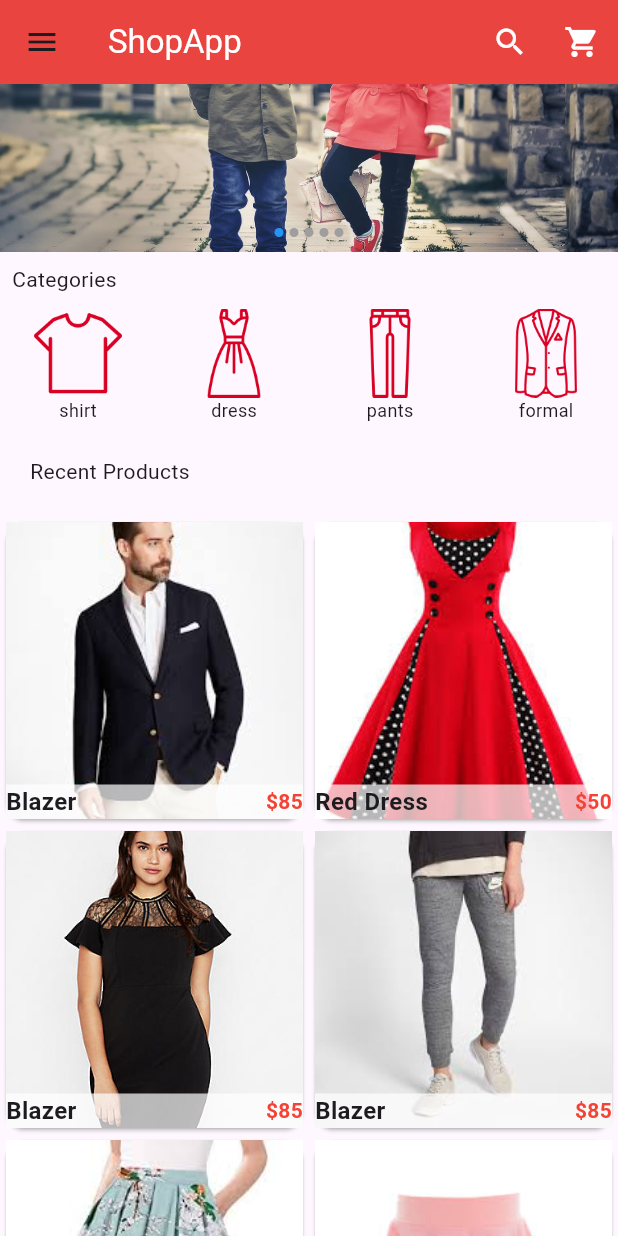
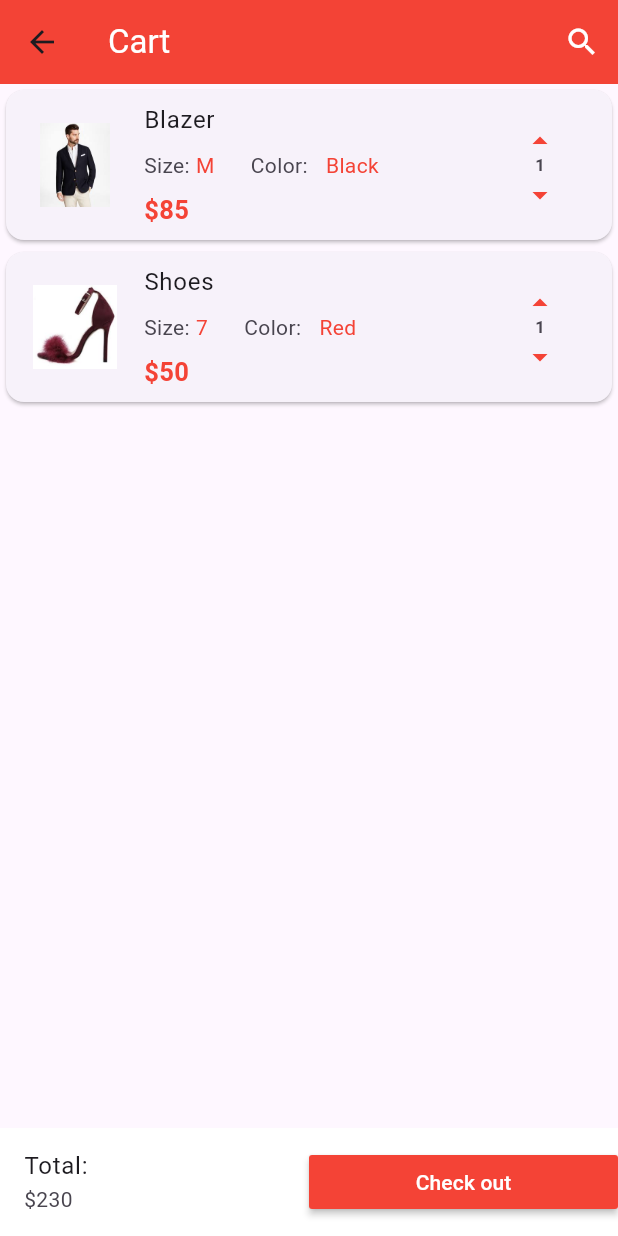
Before and after one commit to lesacIT/my_shop, a Flutter app: the screen it shows after launch, scrolled down 88 dp, after a tap on the "shopping cart" icon, on a phone screen of 412 x 824 dp. Run offline on Flutter 3.47's test engine with Material 3 defaults, Android fonts, the phone set to English and light mode, and no system bars; drawn by our look-alikes of flutter_image_slideshow.

Commit message:
update page main +product details+car

```diff
--- /dev/null
+++ b/lib/components/cart_products.dart
@@ -0,0 +1,139 @@
+import 'package:flutter/material.dart';
+
+class Cart_products extends StatefulWidget {
+  @override
+  __Cart_productsState createState() => __Cart_productsState();
+}
+
+class __Cart_productsState extends State<Cart_products> {
+  var Products_on_the_cart = [
+    {
+      "name": "Blazer",
+      "picture": "images/products/blazer1.jpeg",
+      "price": 85,
+      "size": "M",
+      "color": "Black",
+      "quantity": 1,
+    },
+    {
+      "name": "Shoes",
+      "picture": "images/products/hills1.jpeg",
+      "price": 50,
+      "size": "7",
+      "color": "Red",
+      "quantity": 1,
+    },
+  ];
+
+  @override
+  Widget build(BuildContext context) {
+    return new ListView.builder(
+      itemCount: Products_on_the_cart.length,
+      itemBuilder: (context, index) {
+        return Single_cart_product(
+          cart_prod_name: Products_on_the_cart[index]["name"],
+          cart_prod_color: Products_on_the_cart[index]["color"],
+          cart_prod_qty: Products_on_the_cart[index]["quantity"],
+          cart_prod_size: Products_on_the_cart[index]["size"],
+          cart_prod_price: Products_on_the_cart[index]["price"],
+          cart_prod_picture: Products_on_the_cart[index]["picture"],
+        );
+      },
+    );
+  }
+}
+
+class Single_cart_product extends StatelessWidget {
+  final cart_prod_name;
+  final cart_prod_picture;
+  final cart_prod_price;
+  final cart_prod_size;
+  final cart_prod_color;
+  final cart_prod_qty;
+
+  Single_cart_product({
+    this.cart_prod_name,
+    this.cart_prod_picture,
+    this.cart_prod_price,
+    this.cart_prod_size,
+    this.cart_prod_color,
+    this.cart_prod_qty,
+  });
+
+  @override
+  Widget build(BuildContext context) {
+    return Card(
+      child: ListTile(
+        leading: new Image.asset(
+          cart_prod_picture,
+          width: 60.0,
+          height: 60.0,
+        ),
+        title: new Text(cart_prod_name),
+        subtitle: new Column(
+          children: <Widget>[
+            new Row(
+              children: <Widget>[
+                Padding(
+                  padding: const EdgeInsets.all(0.0),
+                  child: new Text("Size:"),
+                ),
+                Padding(
+                  padding: const EdgeInsets.all(4.0),
+                  child: new Text(
+                    cart_prod_size,
+                    style: TextStyle(color: Colors.red),
+                  ),
+                ),
+                new Padding(
+                  padding: const EdgeInsets.fromLTRB(20.0, 8.0, 8.0, 8.0),
+                  child: new Text("Color:"),
+                ),
+                Padding(
+                  padding: const EdgeInsets.all(4.0),
+                  child: new Text(
+                    cart_prod_color,
+                    style: TextStyle(color: Colors.red),
+                  ),
+                ),
+              ],
+            ),
+            new Container(
+              alignment: Alignment.topLeft,
+              child: new Text(
+                "\$${cart_prod_price}",
+                style: TextStyle(
+                    fontSize: 17.0,
+                    fontWeight: FontWeight.bold,
+                    color: Colors.red),
+              ),
+            )
+          ],
+        ),
+        trailing: new Column(
+          children: <Widget>[
+            Expanded(
+              child: new IconButton(
+                onPressed: () {},
+                icon: Icon(Icons.arrow_drop_up, color: Colors.red),
+                padding: const EdgeInsets.all(0.0),
+                alignment: Alignment.topCenter,
+              ),
+            ),
+            new Text(
+              "$cart_prod_qty",
+              style: TextStyle(fontWeight: FontWeight.bold),
+            ),
+            Expanded(
+                child: new IconButton(
+              onPressed: () {},
+              icon: Icon(Icons.arrow_drop_down, color: Colors.red),
+              padding: const EdgeInsets.all(0.0),
+              alignment: Alignment.bottomCenter,
+            )),
+          ],
+        ),
+      ),
+    );
+  }
+}
--- a/lib/components/products.dart
+++ b/lib/components/products.dart
@@ -82,7 +82,7 @@ class Single_prod extends StatelessWidget {
   Widget build(BuildContext context) {
     return Card(
       child: Hero(
-        tag: prod_name,
+        tag: new Text("hero 1"),
         child: Material(
           child: InkWell(
             onTap: () => Navigator.of(context).push(new MaterialPageRoute(
--- a/lib/main.dart
+++ b/lib/main.dart
@@ -2,6 +2,7 @@ import 'package:flutter/material.dart';
 import 'package:flutter_image_slideshow/flutter_image_slideshow.dart';
 import 'package:my_shop/components/horizontal_listview.dart';
 import 'package:my_shop/components/products.dart';
+import 'package:my_shop/pages/cart.dart';
 
 void main() {
   runApp(MaterialApp(
@@ -68,7 +69,10 @@ class HomePage extends StatelessWidget {
               Icons.shopping_cart,
               color: Colors.white,
             ),
-            onPressed: () {},
+            onPressed: () {
+              Navigator.push(
+                  context, MaterialPageRoute(builder: (context) => new Cart()));
+            },
           ),
         ],
       ),
@@ -76,8 +80,8 @@ class HomePage extends StatelessWidget {
         child: ListView(
           children: <Widget>[
             UserAccountsDrawerHeader(
-              accountName: Text('Thu Thảo'),
-              accountEmail: Text('thao47827@gmail.com'),
+              accountName: Text('Lê Sắc'),
+              accountEmail: Text('sacB2014605@student.ctu.edu.vn'),
               currentAccountPicture: GestureDetector(
                 child: CircleAvatar(
                   backgroundColor: Colors.grey,
@@ -95,35 +99,53 @@ class HomePage extends StatelessWidget {
               onTap: () {},
               child: ListTile(
                 title: Text('Home Page'),
-                leading: Icon(Icons.home),
+                leading: Icon(
+                  Icons.home,
+                  color: Colors.red,
+                ),
               ),
             ),
             InkWell(
               onTap: () {},
               child: ListTile(
                 title: Text('My Account'),
-                leading: Icon(Icons.person),
+                leading: Icon(
+                  Icons.person,
+                  color: Colors.red,
+                ),
               ),
             ),
             InkWell(
               onTap: () {},
               child: ListTile(
                 title: Text('My Orders'),
-                leading: Icon(Icons.shopping_basket),
+                leading: Icon(
+                  Icons.shopping_basket,
+                  color: Colors.red,
+                ),
               ),
             ),
             InkWell(
-              onTap: () {},
+              onTap: () {
+                Navigator.push(context,
+                    MaterialPageRoute(builder: (context) => new Cart()));
+              },
               child: ListTile(
-                title: Text('Categories'),
-                leading: Icon(Icons.dashboard),
+                title: Text('Shopping cart'),
+                leading: Icon(
+                  Icons.shopping_cart,
+                  color: Colors.red,
+                ),
               ),
             ),
             InkWell(
               onTap: () {},
               child: ListTile(
                 title: Text('Favourites'),
-                leading: Icon(Icons.favorite),
+                leading: Icon(
+                  Icons.favorite,
+                  color: Colors.red,
+                ),
               ),
             ),
             Divider(),
--- /dev/null
+++ b/lib/pages/cart.dart
@@ -0,0 +1,55 @@
+import 'package:flutter/material.dart';
+import 'package:my_shop/components/cart_products.dart';
+
+class Cart extends StatefulWidget {
+  @override
+  _CartState createState() => _CartState();
+}
+
+class _CartState extends State<Cart> {
+  @override
+  Widget build(BuildContext context) {
+    return Scaffold(
+      appBar: new AppBar(
+        elevation: 0.1,
+        backgroundColor: Colors.red,
+        title: Text(
+          'Cart',
+          style: TextStyle(color: Colors.white),
+        ),
+        actions: <Widget>[
+          new IconButton(
+            icon: Icon(
+              Icons.search,
+              color: Colors.white,
+            ),
+            onPressed: () {},
+          )
+        ],
+      ),
+      body: Cart_products(),
+      bottomNavigationBar: new Container(
+        color: Colors.white,
+        child: Row(
+          children: <Widget>[
+            Expanded(
+                child: ListTile(
+              title: new Text("Total:"),
+              subtitle: new Text(("\$230")),
+            )),
+            Expanded(
+              child: new MaterialButton(
+                onPressed: () {},
+                child: new Text(
+                  "Check out",
+                  style: TextStyle(color: Colors.white),
+                ),
+                color: Colors.red,
+              ),
+            ),
+          ],
+        ),
+      ),
+    );
+  }
+}
```
Also changed, not shown: lib/pages/product_details.dart (+129 -10 lines).
